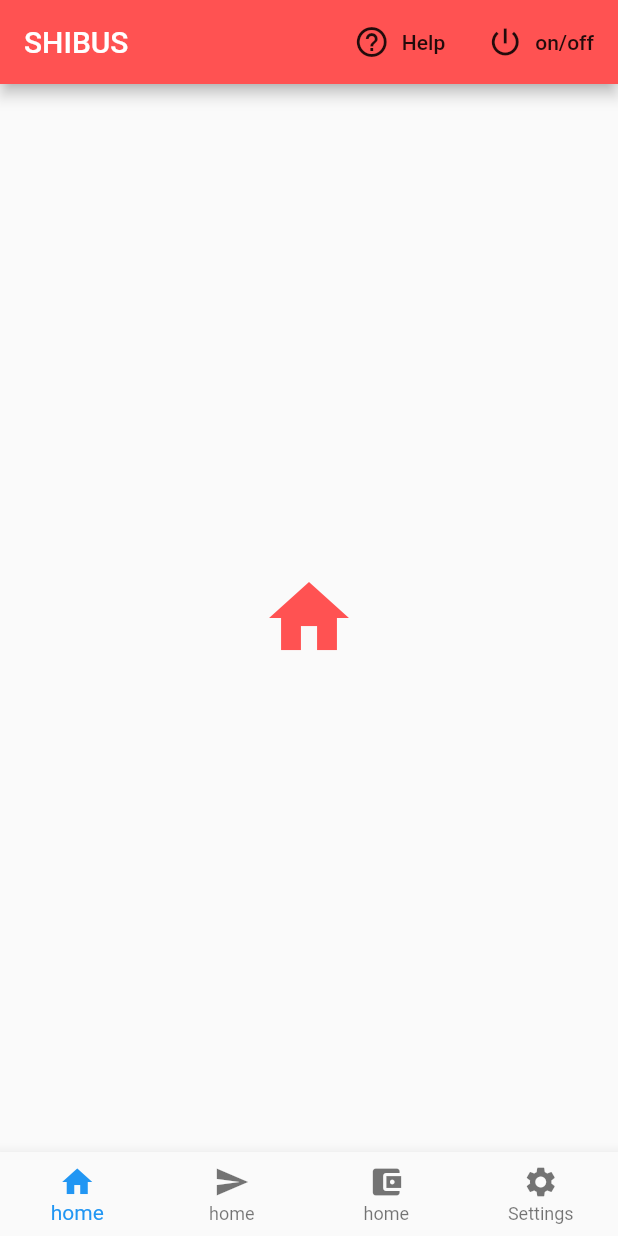
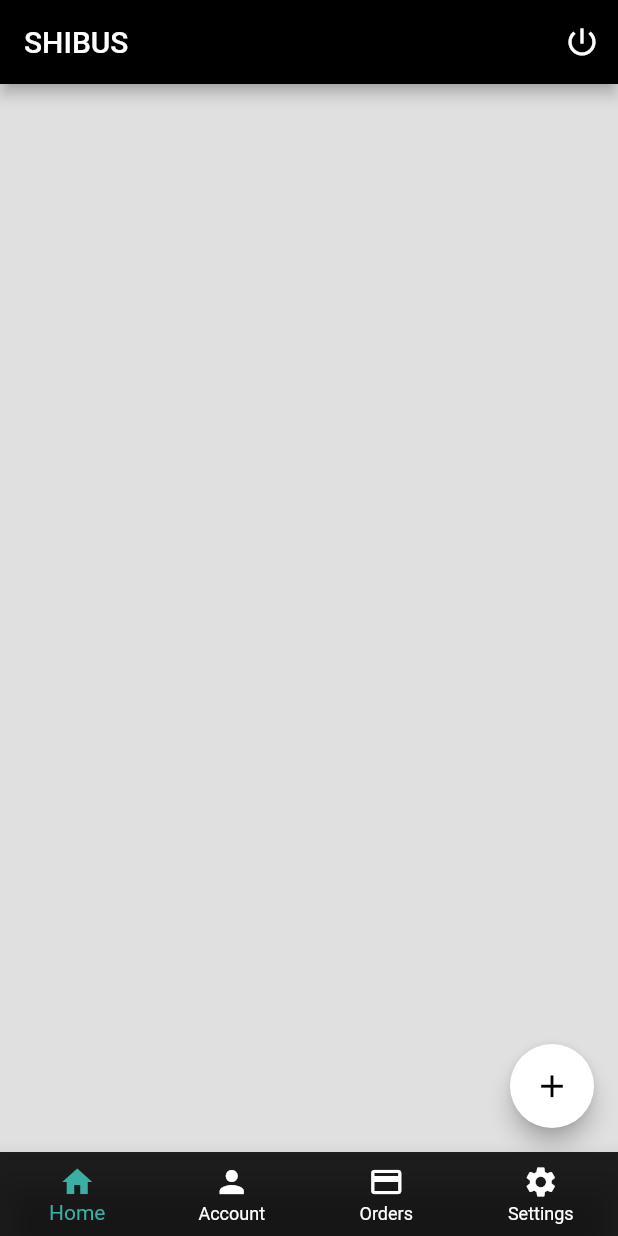
Before and after one commit to shibusindia/shibus, a Flutter app: the screen it shows once a user with an empty profile is signed in, on a phone screen of 412 x 824 dp. Run offline on Flutter 3.47's test engine with Material 2 defaults, Android fonts, the phone set to English and light mode, and no system bars; our stand-ins replace cloud_firestore, firebase_auth, shimmer, simple_animations; accounts and stored records are empty; network calls fail.

Commit message:
navigation bar layout

```diff
--- a/lib/main.dart
+++ b/lib/main.dart
@@ -1,4 +1,3 @@
-
 import 'package:flutter/material.dart';
 import 'package:shibusindia/screen/wrapper.dart';
 import 'package:provider/provider.dart';
@@ -16,6 +15,7 @@ class MyApp extends StatelessWidget {
       value: AuthService().user,
       child: MaterialApp(
         title: 'Shibus',
+        theme: ThemeData(canvasColor: Colors.transparent),
         home: Wrapper(),
         debugShowCheckedModeBanner: false,
       ),
--- a/lib/screen/home/home.dart
+++ b/lib/screen/home/home.dart
@@ -1,5 +1,9 @@
 import 'package:flutter/material.dart';
-import 'package:shibusindia/services/auth.dart';
+import 'package:shibusindia/screen/home/account_tab.dart';
+import 'package:shibusindia/screen/home/order_tab.dart';
+import 'package:shibusindia/screen/home/settings_tab.dart';
+import 'package:shibusindia/screen/home/telegram_tab.dart';
+
 
 class HomePage extends StatefulWidget {
   @override
@@ -7,52 +11,39 @@ class HomePage extends StatefulWidget {
 }
 
 class _HomePageState extends State<HomePage> {
-  final AuthService _auth = AuthService();
   int _currentIndex = 0;
   @override
   Widget build(BuildContext context) {
     final tabPages = <Widget>[
-      Center(
-        child: Icon(
-          Icons.home,
-          size: 64.0,
-          color: Colors.redAccent,
-        ),
-      ),
-      Center(
-        child: Icon(
-          Icons.home,
-          size: 64.0,
-          color: Colors.redAccent,
-        ),
-      ),
-      Center(
-        child: Icon(
-          Icons.home,
-          size: 64.0,
-          color: Colors.redAccent,
-        ),
-      ),
-      Center(
-        child: FlatButton.icon(
-          onPressed: () => _auth.signOut(),
-          icon: Icon(Icons.all_out),
-          label: Text('signout'),
-        ),
-      ),
+      Telegram(),
+      Accounts(),
+      Orders(),
+      Settings(),
     ];
     final bottomNavBarItems = <BottomNavigationBarItem>[
       BottomNavigationBarItem(
-        icon: Icon(Icons.home),
-        title: Text('home'),
+        icon: Icon(
+          Icons.home,
+        ),
+        title: Text(
+          'Home',
+          style: TextStyle(),
+        ),
+        activeIcon: Icon(
+          Icons.home,
+        ),
       ),
       BottomNavigationBarItem(
-        icon: Icon(Icons.send),
-        title: Text('home'),
+        icon: Icon(
+          Icons.person,
+        ),
+        title: Text(
+          'Account',
+        ),
       ),
       BottomNavigationBarItem(
-        icon: Icon(Icons.account_balance_wallet),
-        title: Text('home'),
+        icon: Icon(Icons.credit_card),
+        title: Text('Orders'),
       ),
       BottomNavigationBarItem(
         icon: Icon(Icons.settings),
@@ -62,8 +53,12 @@ class _HomePageState extends State<HomePage> {
     assert(tabPages.length == bottomNavBarItems.length);
     final bottomNavBar = BottomNavigationBar(
       items: bottomNavBarItems,
+      elevation: 10.0,
       currentIndex: _currentIndex,
       type: BottomNavigationBarType.fixed,
+      backgroundColor: Colors.black87,
+      unselectedItemColor: Colors.white,
+      selectedItemColor: Color(0xff3caea3),
       onTap: (int index) {
         setState(() {
           _currentIndex = index;
@@ -72,35 +67,22 @@ class _HomePageState extends State<HomePage> {
       },
     );
     return Scaffold(
+
+      backgroundColor: Colors.black12,
       appBar: AppBar(
-        backgroundColor: Colors.redAccent,
+
+        backgroundColor: Colors.black,
         title: Text('Shibus'.toUpperCase()),
         actions: <Widget>[
-          FlatButton.icon(
-            onPressed: () => print('help button pressed'),
-            icon: Icon(Icons.help_outline),
-            label: Text('Help'),
-          ),
-          FlatButton.icon(
+          IconButton(
             onPressed: () => print('on /off pressed'),
             icon: Icon(Icons.power_settings_new),
-            label: Text('on/off'),
+            tooltip: 'Cloud On/Off',
           ),
         ],
       ),
       body: tabPages[_currentIndex],
       bottomNavigationBar: bottomNavBar,
     );
-
-    //Container(
-    //   child: Center(
-    //     child: RaisedButton(
-    //       onPressed: () {
-    //         _auth.signOut();
-    //       },
-    //       child: Text('signOut'),
-    //     ),
-    //   ),
-    // );
   }
 }
--- /dev/null
+++ b/lib/screen/home/telegram_tab.dart
@@ -0,0 +1,40 @@
+import 'package:flutter/material.dart';
+
+class Telegram extends StatefulWidget {
+  @override
+  _TelegramState createState() => _TelegramState();
+}
+
+class _TelegramState extends State<Telegram> {
+  @override
+  Widget build(BuildContext context) {
+    return Scaffold(
+      floatingActionButton: FloatingActionButton(
+        backgroundColor: Colors.white,
+        tooltip: 'Add Channel',
+        onPressed: () => showModalBottomSheet(
+            context: context, builder: (ctx) => _buildBottomSheet(ctx)),
+        child: Icon(
+          Icons.add,
+          color: Colors.black,
+          size: 25,
+        ),
+      ),
+      floatingActionButtonLocation: FloatingActionButtonLocation.endFloat,
+    );
+  }
+
+  _buildBottomSheet(BuildContext context) {
+    return Container(
+      height: MediaQuery.of(context).size.height / 2,
+      decoration: BoxDecoration(
+        color: Colors.white,
+        borderRadius: BorderRadius.only(
+          topLeft: Radius.circular(50.0),
+          topRight: Radius.circular(50.0),
+        ),
+      ),
+      child: Center(child: Text('Add Channel')),
+    );
+  }
+}
```
Also changed, not shown: lib/screen/authenticate/login.dart (+8 -3 lines), lib/screen/home/account_tab.dart (added, +63 -0 lines), lib/screen/home/order_tab.dart (added, +43 -0 lines), lib/screen/home/settingsTab.dart (deleted, +0 -13 lines), lib/screen/home/settings_tab.dart (added, +21 -0 lines).
